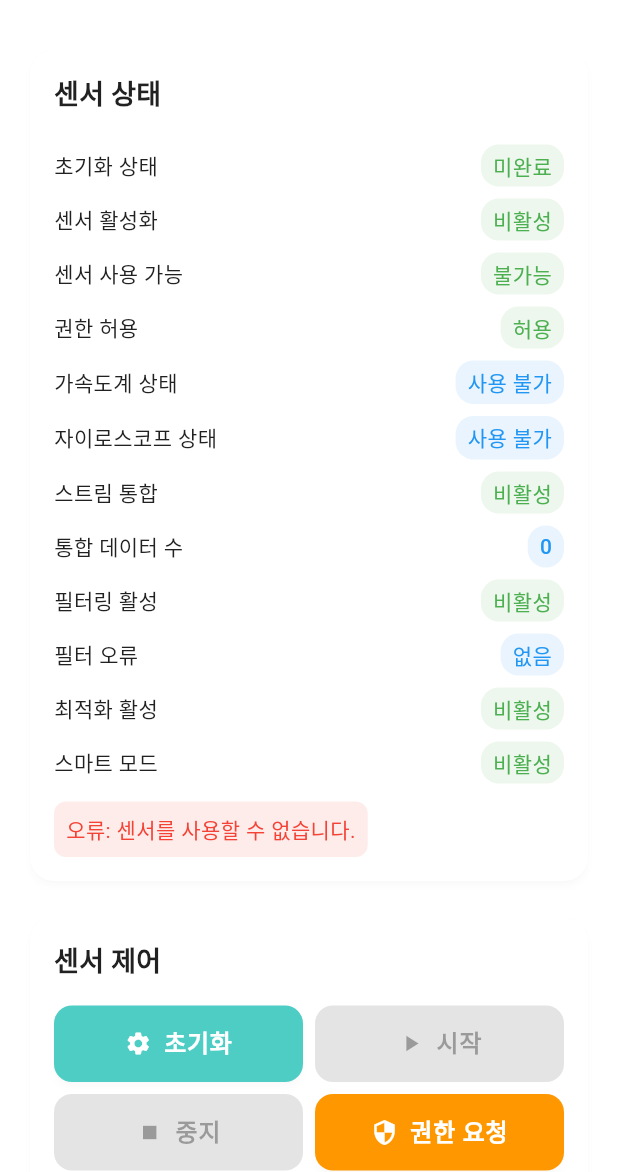
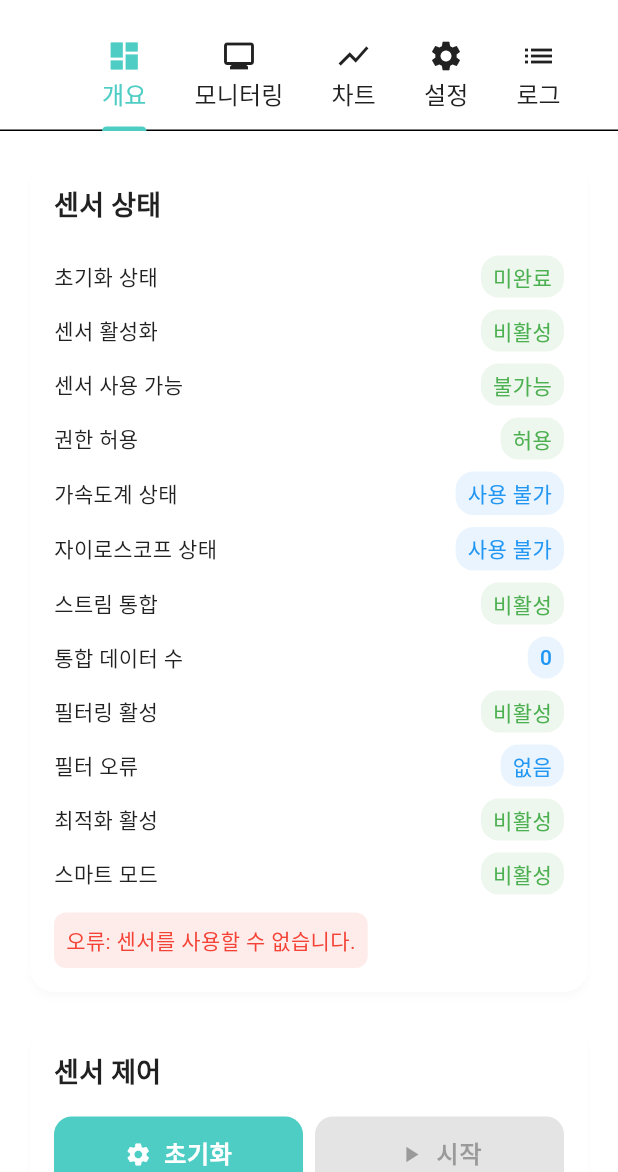
Before and after one commit to rbtc2/calmride, a Flutter app: the SensorTestScreen screen opened directly, after a tap on "초기화", on a phone screen of 412 x 824 dp, the part 64-1236 px from its top. Run offline on Flutter 3.47's test engine with Material 3 defaults, Android fonts, the phone set to English and light mode, and no system bars; our stand-ins replace go_router, permission_handler, sensors_plus, shared_preferences; accounts and stored records are empty.

Commit message:
개발자탭분리1

```diff
--- a/lib/screens/sensor_test/sensor_test_screen.dart
+++ b/lib/screens/sensor_test/sensor_test_screen.dart
@@ -21,10 +21,24 @@ class SensorTestScreen extends StatefulWidget {
   State<SensorTestScreen> createState() => _SensorTestScreenState();
 }
 
-class _SensorTestScreenState extends State<SensorTestScreen> {
+class _SensorTestScreenState extends State<SensorTestScreen> with TickerProviderStateMixin {
   bool _isLoggingEnabled = false;
   final List<String> _logMessages = [];
   static const int maxLogMessages = 50;
+
+  late TabController _tabController;
+
+  @override
+  void initState() {
+    super.initState();
+    _tabController = TabController(length: 5, vsync: this);
+  }
+
+  @override
+  void dispose() {
+    _tabController.dispose();
+    super.dispose();
+  }
 
   @override
   Widget build(BuildContext context) {
@@ -32,6 +46,17 @@ class _SensorTestScreenState extends State<SensorTestScreen> {
       appBar: AppBar(
         title: const Text('센서 테스트'),
         centerTitle: true,
+        bottom: TabBar(
+          controller: _tabController,
+          isScrollable: true,
+          tabs: const [
+            Tab(icon: Icon(Icons.dashboard), text: '개요'),
+            Tab(icon: Icon(Icons.monitor), text: '모니터링'),
+            Tab(icon: Icon(Icons.show_chart), text: '차트'),
+            Tab(icon: Icon(Icons.settings), text: '설정'),
+            Tab(icon: Icon(Icons.list), text: '로그'),
+          ],
+        ),
         actions: [
           IconButton(
             icon: Icon(_isLoggingEnabled ? Icons.stop : Icons.play_arrow),
@@ -45,7 +70,27 @@ class _SensorTestScreenState extends State<SensorTestScreen> {
           ),
         ],
       ),
-      body: Consumer<SensorProvider>(
+      body: TabBarView(
+        controller: _tabController,
+        children: [
+          // 개요 탭
+          _buildOverviewTab(),
+          // 모니터링 탭
+          _buildMonitoringTab(),
+          // 차트 탭
+          _buildChartsTab(),
+          // 설정 탭
+          _buildSettingsTab(),
+          // 로그 탭
+          _buildLogsTab(),
+        ],
+      ),
+    );
+  }
+
+  /// 개요 탭 - 센서 상태 및 제어
+  Widget _buildOverviewTab() {
+    return Consumer<SensorProvider>(
       builder: (context, sensorProvider, child) {
         return SingleChildScrollView(
           padding: const EdgeInsets.all(16),
@@ -59,11 +104,82 @@ class _SensorTestScreenState extends State<SensorTestScreen> {
 
               // 센서 제어 버튼들
               _buildControlButtons(sensorProvider),
+            ],
+          ),
+        );
+      },
+    );
+  }
 
+  /// 모니터링 탭 - 실시간 센서 데이터 모니터링
+  Widget _buildMonitoringTab() {
+    return Consumer<SensorProvider>(
+      builder: (context, sensorProvider, child) {
+        return SingleChildScrollView(
+          padding: const EdgeInsets.all(16),
+          child: Column(
+            crossAxisAlignment: CrossAxisAlignment.start,
+            children: [
+              if (sensorProvider.isActive) ...[
+                const IntegratedSensorMonitor(),
                 const SizedBox(height: 16),
+                const AccelerometerMonitor(),
+                const SizedBox(height: 16),
+                const GyroscopeMonitor(),
+                const SizedBox(height: 16),
+              ] else ...[
+                const Center(
+                  child: Text(
+                    '센서를 시작한 후 모니터링 데이터를 확인할 수 있습니다.',
+                    style: TextStyle(color: Colors.grey),
+                  ),
+                ),
+              ],
+            ],
+          ),
+        );
+      },
+    );
+  }
 
-                // 센서 모니터들
+  /// 차트 탭 - 데이터 시각화 및 통계
+  Widget _buildChartsTab() {
+    return Consumer<SensorProvider>(
+      builder: (context, sensorProvider, child) {
+        return SingleChildScrollView(
+          padding: const EdgeInsets.all(16),
+          child: Column(
+            crossAxisAlignment: CrossAxisAlignment.start,
+            children: [
               if (sensorProvider.isActive) ...[
+                const SensorDataChart(),
+                const SizedBox(height: 16),
+                const SensorPerformanceStats(),
+                const SizedBox(height: 16),
+              ] else ...[
+                const Center(
+                  child: Text(
+                    '센서를 시작한 후 차트 및 통계를 확인할 수 있습니다.',
+                    style: TextStyle(color: Colors.grey),
+                  ),
+                ),
+              ],
+            ],
+          ),
+        );
+      },
+    );
+  }
+
+  /// 설정 탭 - 필터 및 최적화 설정
+  Widget _buildSettingsTab() {
+    return Consumer<SensorProvider>(
+      builder: (context, sensorProvider, child) {
+        return SingleChildScrollView(
+          padding: const EdgeInsets.all(16),
+          child: Column(
+            crossAxisAlignment: CrossAxisAlignment.start,
+            children: [
               SensorOptimizationSettingsWidget(
                 initialSettings: const SensorOptimizationSettings(),
                 onSettingsChanged: _onOptimizationSettingsChanged,
@@ -83,25 +199,22 @@ class _SensorTestScreenState extends State<SensorTestScreen> {
                 accelerometerPerformance: sensorProvider.getAccelerometerFilterPerformance(),
                 gyroscopePerformance: sensorProvider.getGyroscopeFilterPerformance(),
               ),
-                  const SizedBox(height: 16),
-                  const SensorDataChart(),
-                  const SizedBox(height: 16),
-                  const SensorPerformanceStats(),
-                  const SizedBox(height: 16),
-                  const IntegratedSensorMonitor(),
-                  const SizedBox(height: 16),
-                  const AccelerometerMonitor(),
-                  const SizedBox(height: 16),
-                  const GyroscopeMonitor(),
-                  const SizedBox(height: 16),
-                ],
-
-                // 실시간 로그
-                _buildLogSection(),
             ],
           ),
         );
       },
+    );
+  }
+
+  /// 로그 탭 - 실시간 로그 및 디버깅
+  Widget _buildLogsTab() {
+    return SingleChildScrollView(
+      padding: const EdgeInsets.all(16),
+      child: Column(
+        crossAxisAlignment: CrossAxisAlignment.start,
+        children: [
+          _buildLogSection(),
+        ],
       ),
     );
   }
```
Lines whose indentation alone changed are shown as unchanged.
